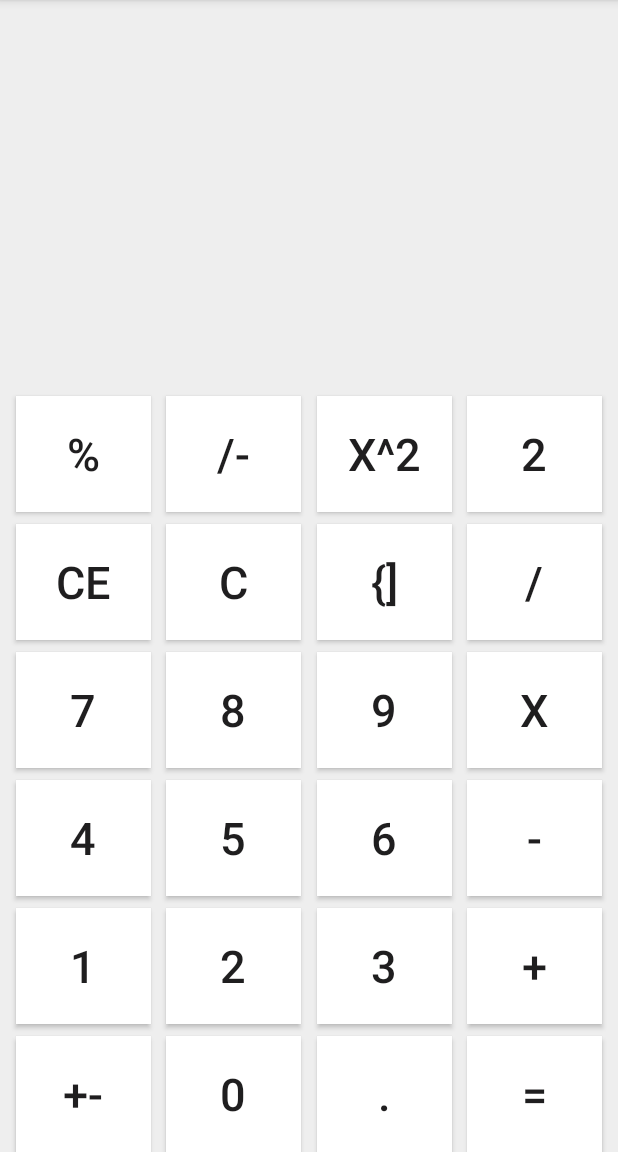
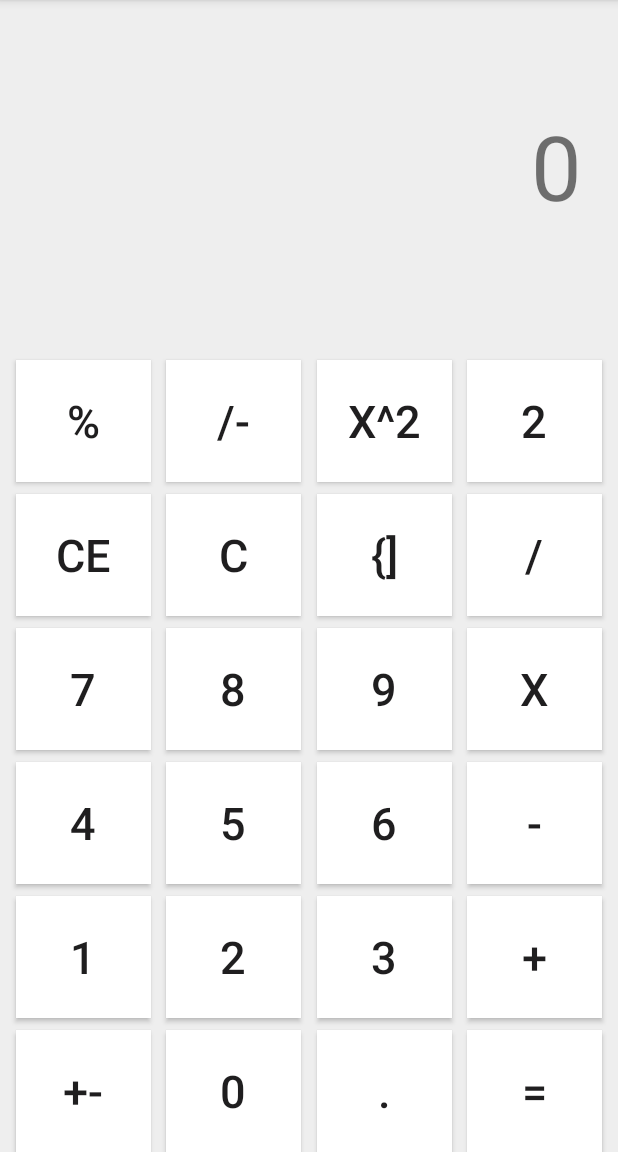
Before and after one commit to ToxicKimchi/AndroidStudio_Calculator, an Android app: the screen it shows after launch (MainActivity), on a phone screen of 412 x 824 dp, the part 84-1236 px from its top. Run offline under Robolectric (Android 15) with nearby library versions, the phone set to English and light mode, and no system bars.

```diff
--- /dev/null
+++ b/app/src/main/java/com/example/calculator/Calculator.java
@@ -0,0 +1,16 @@
+package com.example.calculator;
+
+import java.util.ArrayList;
+
+public class Calculator {
+    //information specifically on storing input from user
+    private ArrayList<String> contents = new ArrayList<String>();
+
+    public void receiveInput(String input) {
+        contents.add(input);
+    }
+
+    public ArrayList<String> outputDisplay() {
+        return contents;
+    }
+}
--- a/app/src/main/java/com/example/calculator/MainActivity.java
+++ b/app/src/main/java/com/example/calculator/MainActivity.java
@@ -3,12 +3,33 @@ package com.example.calculator;
 import androidx.appcompat.app.AppCompatActivity;
 
 import android.os.Bundle;
+import android.view.View;
+import android.widget.Button;
+import android.widget.TextView;
+
+import java.util.ArrayList;
 
 public class MainActivity extends AppCompatActivity {
+    Calculator calculator;
 
     @Override
     protected void onCreate(Bundle savedInstanceState) {
         super.onCreate(savedInstanceState);
         setContentView(R.layout.activity_main);
+
+        calculator = new Calculator();
+    }
+
+    public void btn_1(View view) {
+        calculator.receiveInput("1");
+
+        renderElements();
+    }
+
+    private void renderElements() {
+        ArrayList<String> contents = calculator.outputDisplay();
+        TextView txt_display = findViewById(R.id.txt_display);
+
+        txt_display.setText(contents.get(0));
     }
 }
--- a/app/src/main/res/layout/activity_main.xml
+++ b/app/src/main/res/layout/activity_main.xml
@@ -8,7 +8,7 @@
     tools:context=".MainActivity">
 
     <Button
-        android:id="@+id/btn_14"
+        android:id="@+id/btn_square"
         android:layout_width="90dp"
         android:layout_height="0dp"
         android:background="@color/colorPrimary"
@@ -18,14 +18,14 @@
         android:textColorHint="@color/colorAccent"
         android:textColorLink="@color/colorAccent"
         android:textSize="30sp"
-        app:layout_constraintBottom_toBottomOf="@+id/btn_13"
+        app:layout_constraintBottom_toBottomOf="@+id/btn_root"
         app:layout_constraintEnd_toStartOf="@+id/btn_minus4"
         app:layout_constraintHorizontal_bias="0.5"
-        app:layout_constraintStart_toEndOf="@+id/btn_13"
-        app:layout_constraintTop_toTopOf="@+id/btn_13" />
+        app:layout_constraintStart_toEndOf="@+id/btn_root"
+        app:layout_constraintTop_toTopOf="@+id/btn_root" />
 
     <Button
-        android:id="@+id/btn_13"
+        android:id="@+id/btn_root"
         android:layout_width="90dp"
         android:layout_height="0dp"
         android:background="@color/colorPrimary"
@@ -35,11 +35,11 @@
         android:textColorHint="@color/colorAccent"
         android:textColorLink="@color/colorAccent"
         android:textSize="30sp"
-        app:layout_constraintBottom_toBottomOf="@+id/btn_12"
-        app:layout_constraintEnd_toStartOf="@+id/btn_14"
+        app:layout_constraintBottom_toBottomOf="@+id/btn_percent"
+        app:layout_constraintEnd_toStartOf="@+id/btn_square"
         app:layout_constraintHorizontal_bias="0.5"
-        app:layout_constraintStart_toEndOf="@+id/btn_12"
-        app:layout_constraintTop_toTopOf="@+id/btn_12" />
+        app:layout_constraintStart_toEndOf="@+id/btn_percent"
+        app:layout_constraintTop_toTopOf="@+id/btn_percent" />
 
     <Button
         android:id="@+id/btn_minus4"
@@ -52,14 +52,14 @@
         android:textColorHint="@color/colorAccent"
         android:textColorLink="@color/colorAccent"
         android:textSize="30sp"
-        app:layout_constraintBottom_toBottomOf="@+id/btn_14"
+        app:layout_constraintBottom_toBottomOf="@+id/btn_square"
         app:layout_constraintEnd_toEndOf="parent"
         app:layout_constraintHorizontal_bias="0.5"
-        app:layout_constraintStart_toEndOf="@+id/btn_14"
-        app:layout_constraintTop_toTopOf="@+id/btn_14" />
+        app:layout_constraintStart_toEndOf="@+id/btn_square"
+        app:layout_constraintTop_toTopOf="@+id/btn_square" />
 
     <Button
-        android:id="@+id/btn_12"
+        android:id="@+id/btn_percent"
         android:layout_width="90dp"
         android:layout_height="0dp"
         android:layout_marginBottom="8dp"
@@ -70,14 +70,14 @@
         android:textColorHint="@color/colorAccent"
         android:textColorLink="@color/colorAccent"
         android:textSize="30sp"
-        app:layout_constraintBottom_toTopOf="@+id/btn_9"
-        app:layout_constraintEnd_toStartOf="@+id/btn_13"
+        app:layout_constraintBottom_toTopOf="@+id/btn_CE"
+        app:layout_constraintEnd_toStartOf="@+id/btn_root"
         app:layout_constraintHorizontal_bias="0.5"
         app:layout_constraintStart_toStartOf="parent"
         app:layout_constraintTop_toTopOf="@+id/guideline" />
 
     <Button
-        android:id="@+id/btn_11"
+        android:id="@+id/btn_back"
         android:layout_width="90dp"
         android:layout_height="0dp"
         android:background="@color/colorPrimary"
@@ -87,14 +87,14 @@
         android:textColorHint="@color/colorAccent"
         android:textColorLink="@color/colorAccent"
         android:textSize="30sp"
-        app:layout_constraintBottom_toBottomOf="@+id/btn_10"
-        app:layout_constraintEnd_toStartOf="@+id/btn_minus3"
+        app:layout_constraintBottom_toBottomOf="@+id/btn_C"
+        app:layout_constraintEnd_toStartOf="@+id/btn_divide"
         app:layout_constraintHorizontal_bias="0.5"
-        app:layout_constraintStart_toEndOf="@+id/btn_10"
-        app:layout_constraintTop_toTopOf="@+id/btn_10" />
+        app:layout_constraintStart_toEndOf="@+id/btn_C"
+        app:layout_constraintTop_toTopOf="@+id/btn_C" />
 
     <Button
-        android:id="@+id/btn_9"
+        android:id="@+id/btn_CE"
         android:layout_width="90dp"
         android:layout_height="0dp"
         android:layout_marginBottom="8dp"
@@ -105,14 +105,14 @@
         android:textColorHint="@color/colorAccent"
         android:textColorLink="@color/colorAccent"
         android:textSize="30sp"
-        app:layout_constraintBottom_toTopOf="@+id/btn_"
-        app:layout_constraintEnd_toStartOf="@+id/btn_10"
+        app:layout_constraintBottom_toTopOf="@+id/btn_7"
+        app:layout_constraintEnd_toStartOf="@+id/btn_C"
         app:layout_constraintHorizontal_bias="0.5"
         app:layout_constraintStart_toStartOf="parent"
-        app:layout_constraintTop_toBottomOf="@+id/btn_12" />
+        app:layout_constraintTop_toBottomOf="@+id/btn_percent" />
 
     <Button
-        android:id="@+id/btn_10"
+        android:id="@+id/btn_C"
         android:layout_width="90dp"
         android:layout_height="0dp"
         android:background="@color/colorPrimary"
@@ -122,14 +122,14 @@
         android:textColorHint="@color/colorAccent"
         android:textColorLink="@color/colorAccent"
         android:textSize="30sp"
-        app:layout_constraintBottom_toBottomOf="@+id/btn_9"
-        app:layout_constraintEnd_toStartOf="@+id/btn_11"
+        app:layout_constraintBottom_toBottomOf="@+id/btn_CE"
+        app:layout_constraintEnd_toStartOf="@+id/btn_back"
         app:layout_constraintHorizontal_bias="0.5"
-        app:layout_constraintStart_toEndOf="@+id/btn_9"
-        app:layout_constraintTop_toTopOf="@+id/btn_9" />
+        app:layout_constraintStart_toEndOf="@+id/btn_CE"
+        app:layout_constraintTop_toTopOf="@+id/btn_CE" />
 
     <Button
-        android:id="@+id/btn_minus3"
+        android:id="@+id/btn_divide"
         android:layout_width="90dp"
         android:layout_height="0dp"
         android:background="@color/colorPrimary"
@@ -139,14 +139,14 @@
         android:textColorHint="@color/colorAccent"
         android:textColorLink="@color/colorAccent"
         android:textSize="30sp"
-        app:layout_constraintBottom_toBottomOf="@+id/btn_11"
+        app:layout_constraintBottom_toBottomOf="@+id/btn_back"
         app:layout_constraintEnd_toEndOf="parent"
         app:layout_constraintHorizontal_bias="0.5"
-        app:layout_constraintStart_toEndOf="@+id/btn_11"
-        app:layout_constraintTop_toTopOf="@+id/btn_11" />
+        app:layout_constraintStart_toEndOf="@+id/btn_back"
+        app:layout_constraintTop_toTopOf="@+id/btn_back" />
 
     <Button
-        android:id="@+id/btn_7"
+        android:id="@+id/btn_8"
         android:layout_width="90dp"
         android:layout_height="0dp"
         android:background="@color/colorPrimary"
@@ -156,14 +156,15 @@
         android:textColorHint="@color/colorAccent"
         android:textColorLink="@color/colorAccent"
         android:textSize="30sp"
-        app:layout_constraintBottom_toBottomOf="@+id/btn_"
-        app:layout_constraintEnd_toStartOf="@+id/btn_8"
+        app:layout_constraintBottom_toBottomOf="@+id/btn_7"
+        app:layout_constraintEnd_toStartOf="@+id/btn_9"
         app:layout_constraintHorizontal_bias="0.5"
-        app:layout_constraintStart_toEndOf="@+id/btn_"
-        app:layout_constraintTop_toTopOf="@+id/btn_" />
+        app:layout_constraintStart_toEndOf="@+id/btn_7"
+        app:layout_constraintTop_toTopOf="@+id/btn_7"
+        app:layout_constraintVertical_bias="0.0" />
 
     <Button
-        android:id="@+id/btn_"
+        android:id="@+id/btn_7"
         android:layout_width="90dp"
         android:layout_height="0dp"
         android:layout_marginBottom="8dp"
@@ -175,13 +176,13 @@
         android:textColorLink="@color/colorAccent"
         android:textSize="30sp"
         app:layout_constraintBottom_toTopOf="@+id/btn_4"
-        app:layout_constraintEnd_toStartOf="@+id/btn_7"
+        app:layout_constraintEnd_toStartOf="@+id/btn_8"
         app:layout_constraintHorizontal_bias="0.5"
         app:layout_constraintStart_toStartOf="parent"
-        app:layout_constraintTop_toBottomOf="@+id/btn_9" />
+        app:layout_constraintTop_toBottomOf="@+id/btn_CE" />
 
     <Button
-        android:id="@+id/btn_minus2"
+        android:id="@+id/btn_times"
         android:layout_width="90dp"
         android:layout_height="0dp"
         android:background="@color/colorPrimary"
@@ -191,14 +192,15 @@
         android:textColorHint="@color/colorAccent"
         android:textColorLink="@color/colorAccent"
         android:textSize="30sp"
-        app:layout_constraintBottom_toBottomOf="@+id/btn_8"
+        app:layout_constraintBottom_toBottomOf="@+id/btn_9"
         app:layout_constraintEnd_toEndOf="parent"
         app:layout_constraintHorizontal_bias="0.5"
-        app:layout_constraintStart_toEndOf="@+id/btn_8"
-        app:layout_constraintTop_toTopOf="@+id/btn_8" />
+        app:layout_constraintStart_toEndOf="@+id/btn_9"
+        app:layout_constraintTop_toTopOf="@+id/btn_9"
+        app:layout_constraintVertical_bias="0.0" />
 
     <Button
-        android:id="@+id/btn_8"
+        android:id="@+id/btn_9"
         android:layout_width="90dp"
         android:layout_height="0dp"
         android:background="@color/colorPrimary"
@@ -208,11 +210,12 @@
         android:textColorHint="@color/colorAccent"
         android:textColorLink="@color/colorAccent"
         android:textSize="30sp"
-        app:layout_constraintBottom_toBottomOf="@+id/btn_7"
-        app:layout_constraintEnd_toStartOf="@+id/btn_minus2"
+        app:layout_constraintBottom_toBottomOf="@+id/btn_8"
+        app:layout_constraintEnd_toStartOf="@+id/btn_times"
         app:layout_constraintHorizontal_bias="0.5"
-        app:layout_constraintStart_toEndOf="@+id/btn_7"
-        app:layout_constraintTop_toTopOf="@+id/btn_7" />
+        app:layout_constraintStart_toEndOf="@+id/btn_8"
+        app:layout_constraintTop_toTopOf="@+id/btn_8"
+        app:layout_constraintVertical_bias="0.0" />
 
     <Button
         android:id="@+id/btn_5"
@@ -281,7 +284,7 @@
         app:layout_constraintEnd_toStartOf="@+id/btn_5"
         app:layout_constraintHorizontal_bias="0.5"
         app:layout_constraintStart_toStartOf="parent"
-        app:layout_constraintTop_toBottomOf="@+id/btn_" />
+        app:layout_constraintTop_toBottomOf="@+id/btn_7" />
 
     <Button
         android:id="@+id/btn_1"
@@ -295,6 +298,7 @@
         android:textColorHint="@color/colorAccent"
         android:textColorLink="@color/colorAccent"
         android:textSize="30sp"
+        android:onClick="btn_1"
         app:layout_constraintBottom_toTopOf="@+id/btn_PlusMinus"
         app:layout_constraintEnd_toStartOf="@+id/btn_2"
         app:layout_constraintHorizontal_bias="0.5"
@@ -425,6 +429,18 @@
         android:layout_width="wrap_content"
         android:layout_height="0dp"
         android:orientation="horizontal"
-        app:layout_constraintGuide_begin="264dp" />
+        app:layout_constraintGuide_begin="240dp" />
+
+    <TextView
+        android:id="@+id/txt_display"
+        android:layout_width="wrap_content"
+        android:layout_height="wrap_content"
+        android:layout_marginTop="70dp"
+        android:layout_marginEnd="24dp"
+        android:layout_marginRight="24dp"
+        android:text="0"
+        android:textSize="60sp"
+        app:layout_constraintEnd_toEndOf="parent"
+        app:layout_constraintTop_toTopOf="parent" />
 
 </androidx.constraintlayout.widget.ConstraintLayout>
--- a/app/src/main/res/values/strings.xml
+++ b/app/src/main/res/values/strings.xml
@@ -1,4 +1,3 @@
 <resources>
     <string name="app_name">Calculator</string>
-    <string name="button_height">70</string>
 </resources>
```
